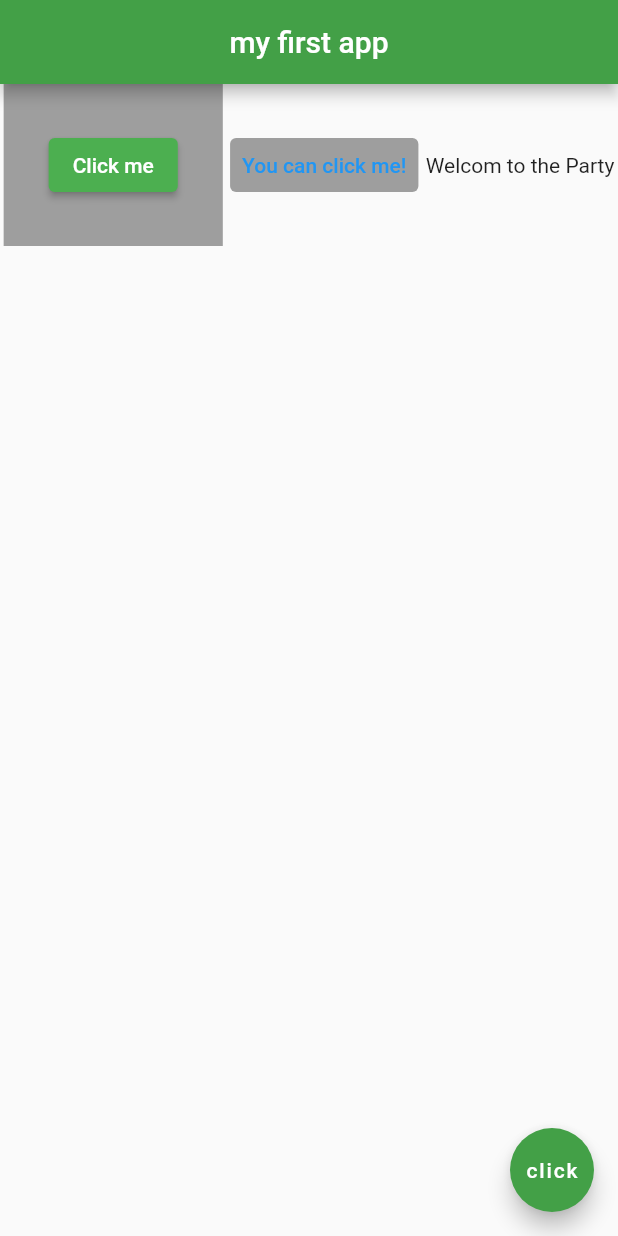
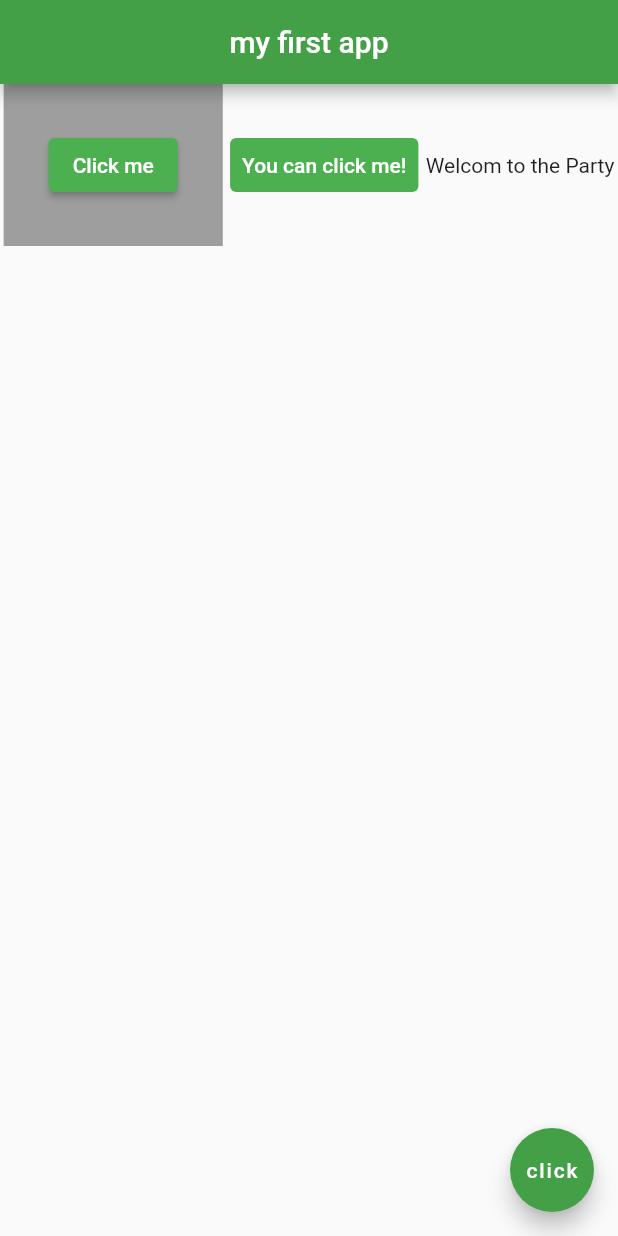
Before and after one commit to PasinduManeka/myapp, a Flutter app: the screen it shows after launch, on a phone screen of 412 x 824 dp. Run offline on Flutter 3.47's test engine with Material 2 defaults, Android fonts, the phone set to English and light mode, and no system bars.

Commit message:
CHANGED font colors.

```diff
--- a/lib/main.dart
+++ b/lib/main.dart
@@ -39,8 +39,10 @@ class Home extends StatelessWidget {
             onPressed: (){},
             child: Text('You can click me!'),
             style: TextButton.styleFrom(
-              backgroundColor: Colors.grey,
+              backgroundColor: Colors.green,
+              primary: Colors.white
             ),
+
           ),
           Container(
             child: Text('Welcom to the Party'),
```
